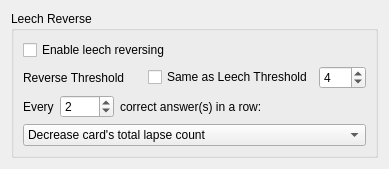
This is res/ui/reverse_form.ui in iamjustkoi/LeechToolkit as Qt 5 draws it before an edit. The edited form follows.
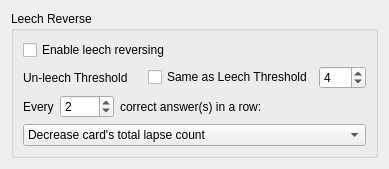
This is the edited form.

```diff
--- a/res/ui/reverse_form.ui
+++ b/res/ui/reverse_form.ui
@@ -53,7 +53,7 @@
                                 <item>
                                     <widget class="QLabel" name="reverseThresholdLabel">
                                         <property name="text">
-                                            <string>Reverse Threshold</string>
+           <string>Un-leech Threshold</string>
                                         </property>
                                     </widget>
                                 </item>
```
Left out of the diff: 3 changed lines with no effect on the pictures. Lines whose indentation alone changed are shown as unchanged.
